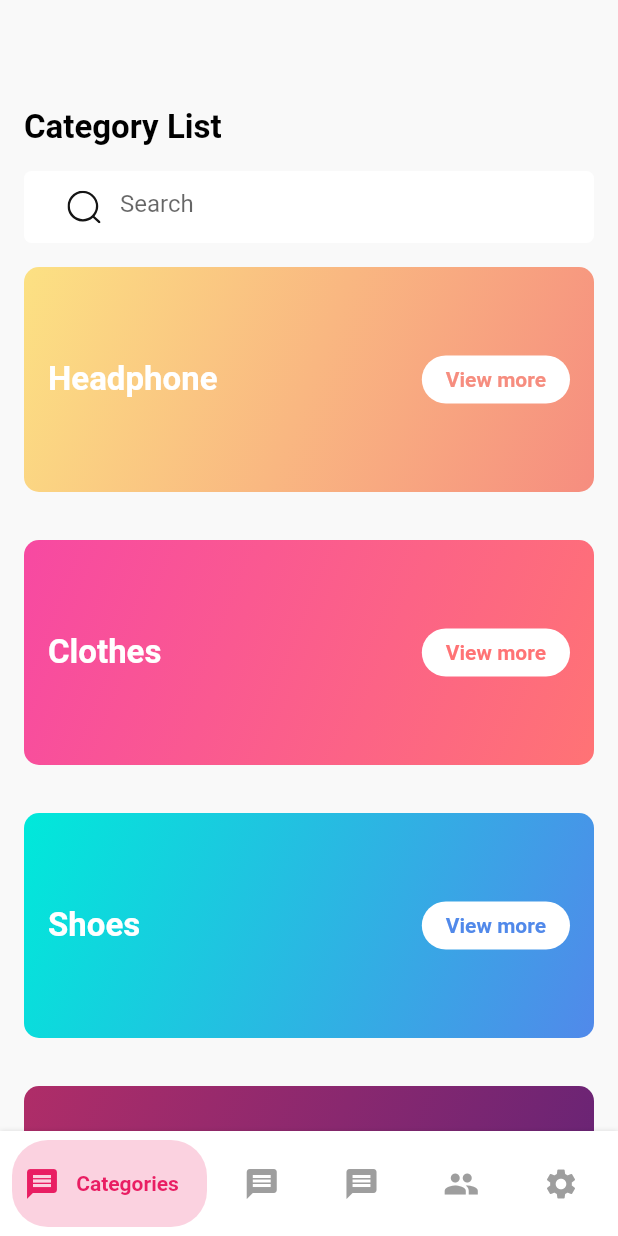
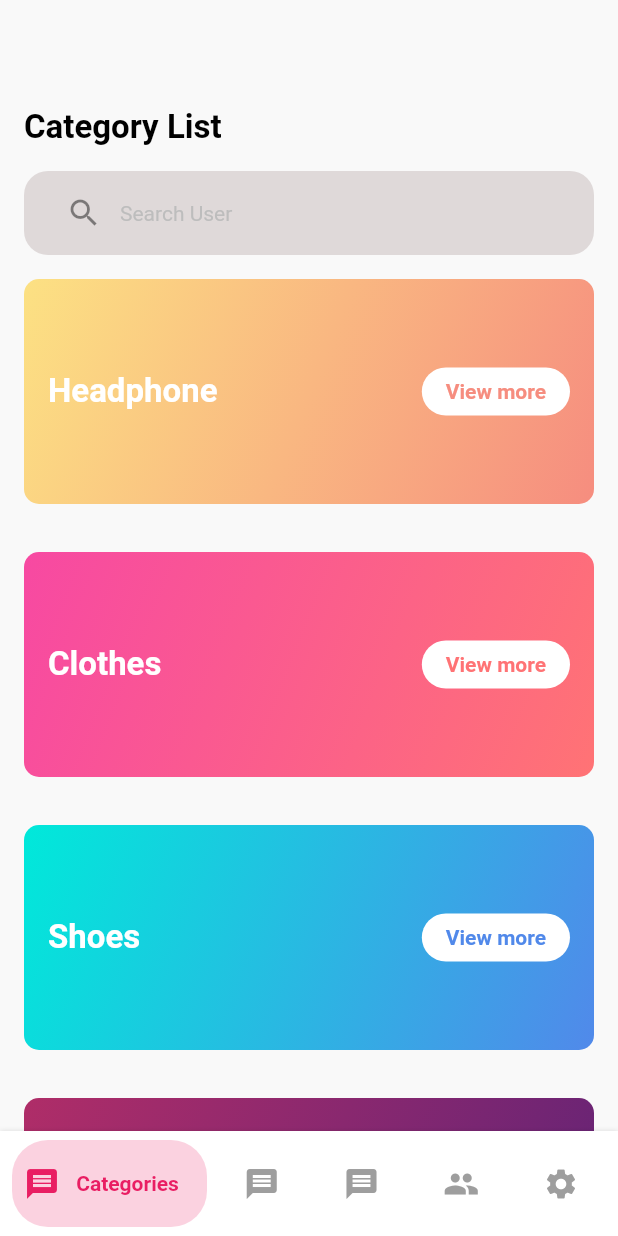
Before and after one commit to TranVDuy/flutter_manager_app, a Flutter app: the screen it shows after launch, after a tap on the "arrow right alt" icon, on a phone screen of 412 x 824 dp. Run offline on Flutter 3.47's test engine with Material 2 defaults, Android fonts, the light colour scheme and no system bars; our stand-ins replace device_preview, flutter_svg, get; network calls fail.

Commit message:
update search bar

```diff
--- a/lib/pages/categories/categories.dart
+++ b/lib/pages/categories/categories.dart
@@ -86,19 +86,15 @@ class _CategoriesPageState extends State<CategoriesPage> {
             ),
             Container(
               padding: const EdgeInsets.only(left: 16.0),
+              height: 56,
               decoration: const BoxDecoration(
-                borderRadius: BorderRadius.all(Radius.circular(5)),
-                color: Colors.white,
+                color: Color.fromARGB(255, 223, 217, 217),
+                borderRadius: BorderRadius.all(
+                  Radius.circular(16),
                 ),
+              ),
+              child: Center(
                 child: TextField(
-                controller: searchController,
-                decoration: InputDecoration(
-                    border: InputBorder.none,
-                    hintText: 'Search',
-                    prefixIcon: SvgPicture.asset(
-                      'assets/icons/search_icon.svg',
-                      fit: BoxFit.scaleDown,
-                    )),
                   onChanged: (value) {
                     if (value.isNotEmpty) {
                       List<Category> tempList = [];
@@ -118,6 +114,25 @@ class _CategoriesPageState extends State<CategoriesPage> {
                       });
                     }
                   },
+                  controller: searchController,
+                  decoration: const InputDecoration(
+                    contentPadding:
+                        EdgeInsets.symmetric(horizontal: 20, vertical: 18),
+                    border: InputBorder.none,
+                    focusedBorder: InputBorder.none,
+                    enabledBorder: InputBorder.none,
+                    hintText: "Search User",
+                    prefixIcon: Icon(Icons.search),
+                    hintStyle: TextStyle(
+                      fontSize: 14,
+                      color: Color(0xFFBDBDBD),
+                    ),
+                    labelStyle: TextStyle(
+                      fontSize: 14,
+                      color: Color(0xFF212121),
+                    ),
+                  ),
+                ),
               ),
             ),
             Flexible(
--- a/lib/pages/users/users.dart
+++ b/lib/pages/users/users.dart
@@ -153,20 +153,35 @@ class _UsersPageState extends State<UsersPage> {
             children: <Widget>[
               Container(
                 padding: const EdgeInsets.only(left: 16.0),
+                height: 56,
                 decoration: const BoxDecoration(
-                  borderRadius: BorderRadius.all(Radius.circular(5)),
-                  color: Colors.white,
+                  color: Color.fromARGB(255, 223, 217, 217),
+                  borderRadius: BorderRadius.all(
+                    Radius.circular(16),
+                  ),
                 ),
-                child: TextField(
-                  controller: searchController,
-                  decoration: InputDecoration(
+                child: Center(
+                  child: TextField(
+                    onChanged: (value) {},
+                    controller: searchController,
+                    decoration: const InputDecoration(
+                      contentPadding:
+                          EdgeInsets.symmetric(horizontal: 20, vertical: 18),
                       border: InputBorder.none,
-                      hintText: 'Search',
-                      prefixIcon: SvgPicture.asset(
-                        'assets/icons/search_icon.svg',
-                        fit: BoxFit.scaleDown,
-                      )),
-                  onChanged: (value) {},
+                      focusedBorder: InputBorder.none,
+                      enabledBorder: InputBorder.none,
+                      hintText: "Search User",
+                      prefixIcon: Icon(Icons.search),
+                      hintStyle: TextStyle(
+                        fontSize: 14,
+                        color: Color(0xFFBDBDBD),
+                      ),
+                      labelStyle: TextStyle(
+                        fontSize: 14,
+                        color: Color(0xFF212121),
+                      ),
+                    ),
+                  ),
                 ),
               ),
               Padding(
```
Lines whose indentation alone changed are shown as unchanged.
